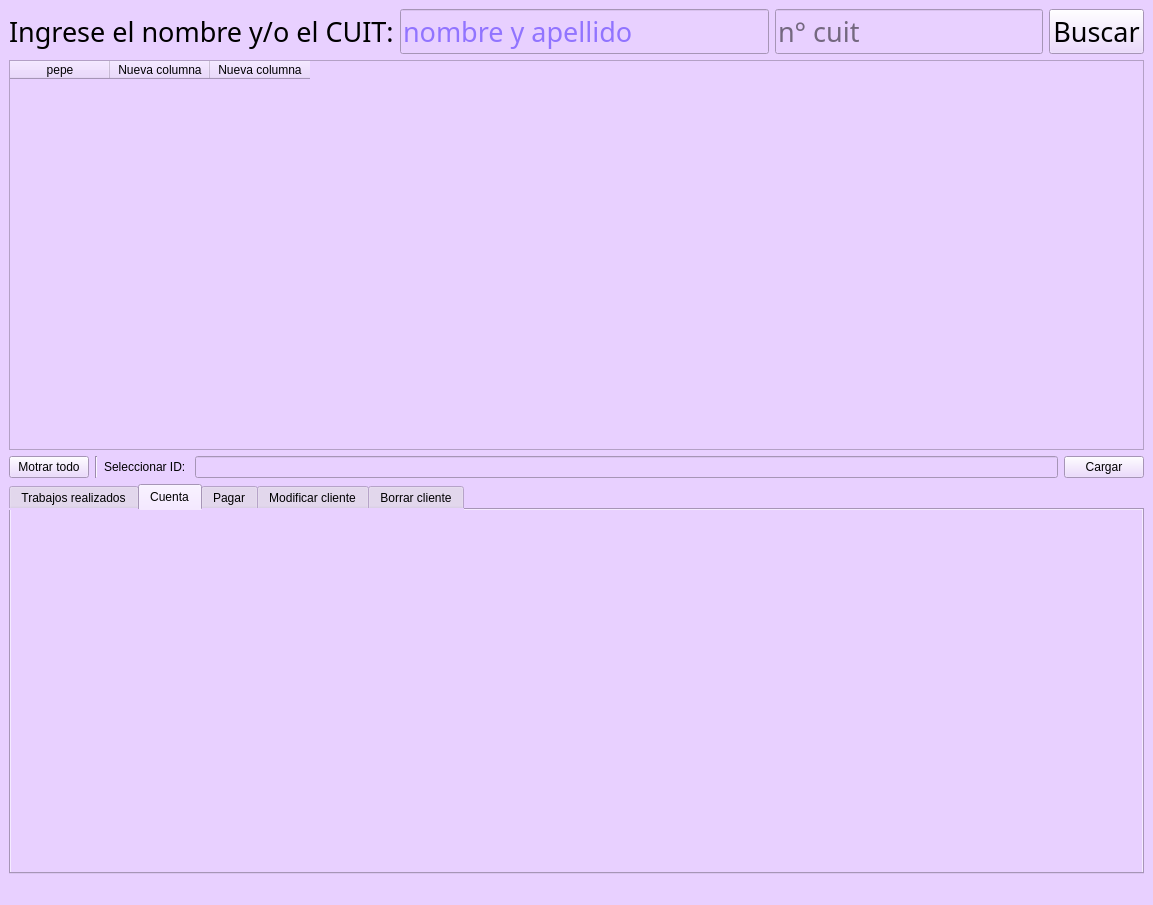
Before: the Qt Designer form buscar_cliente.ui in operador1/consultor_en_ti, drawn with Qt 5.
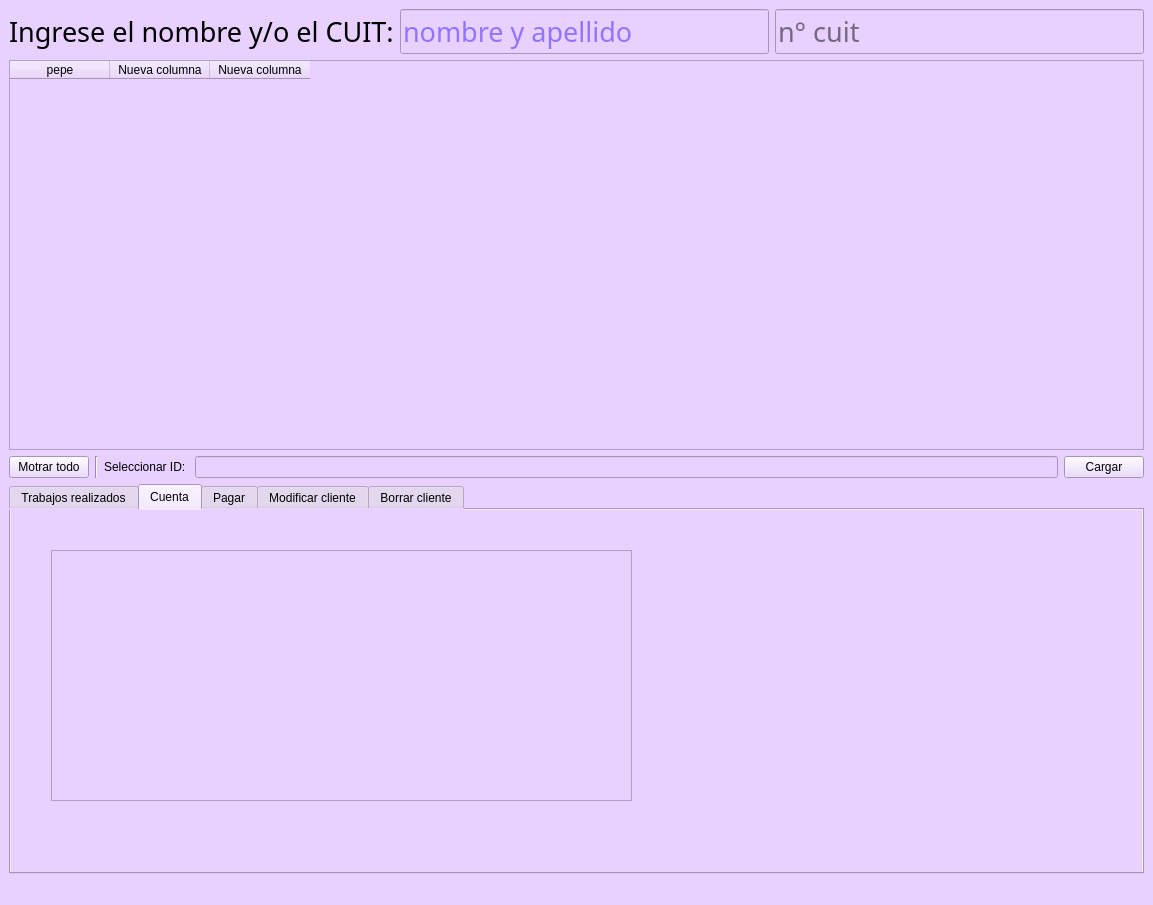
After: the same form once the commit is applied. The open tabs and pages were chosen to show the change.

Commit message: mejorando el codigo

```diff
--- a/buscar_cliente.ui
+++ b/buscar_cliente.ui
@@ -82,22 +82,6 @@
               </property>
              </widget>
             </item>
-            <item>
-             <widget class="QPushButton" name="btnBuscar">
-              <property name="font">
-               <font>
-                <family>Century Gothic</family>
-                <pointsize>20</pointsize>
-                <weight>50</weight>
-                <italic>false</italic>
-                <bold>false</bold>
-               </font>
-              </property>
-              <property name="text">
-               <string>Buscar</string>
-              </property>
-             </widget>
-            </item>
            </layout>
           </item>
          </layout>
@@ -181,6 +165,16 @@
          <attribute name="title">
           <string>Cuenta</string>
          </attribute>
+         <widget class="QTableWidget" name="tableWidget_2">
+          <property name="geometry">
+           <rect>
+            <x>40</x>
+            <y>40</y>
+            <width>581</width>
+            <height>251</height>
+           </rect>
+          </property>
+         </widget>
         </widget>
         <widget class="QWidget" name="tab_3">
          <attribute name="title">
```
Left out of the diff: 2 changed lines with no effect on the pictures. The commit also changes 2 other files.
